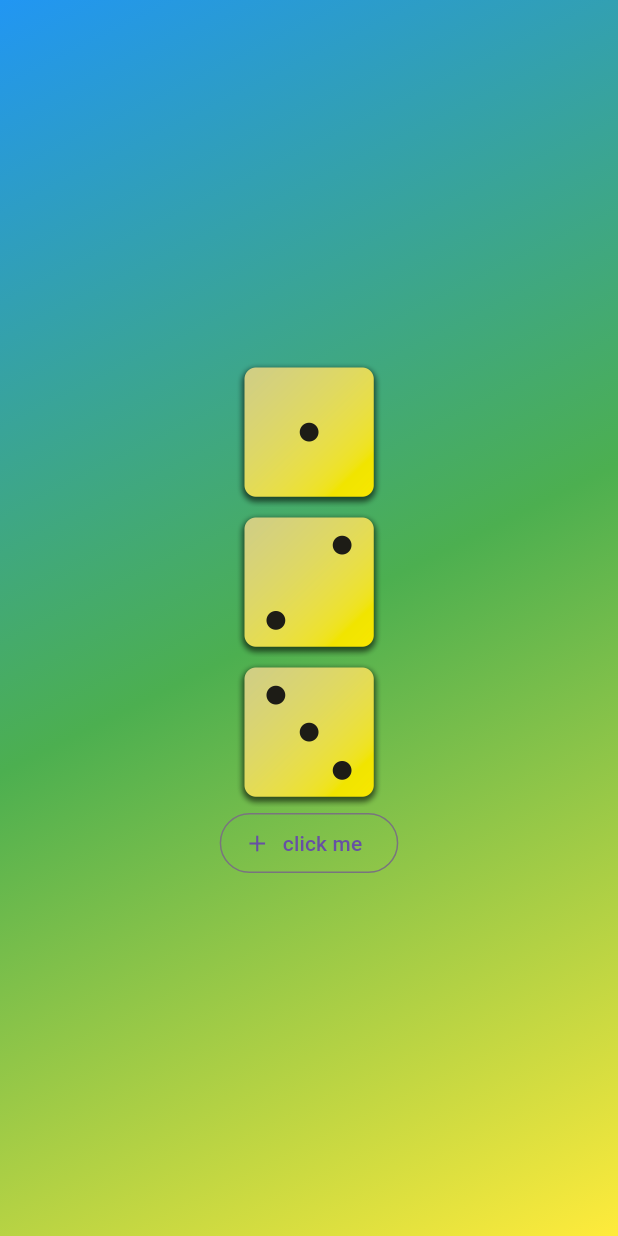
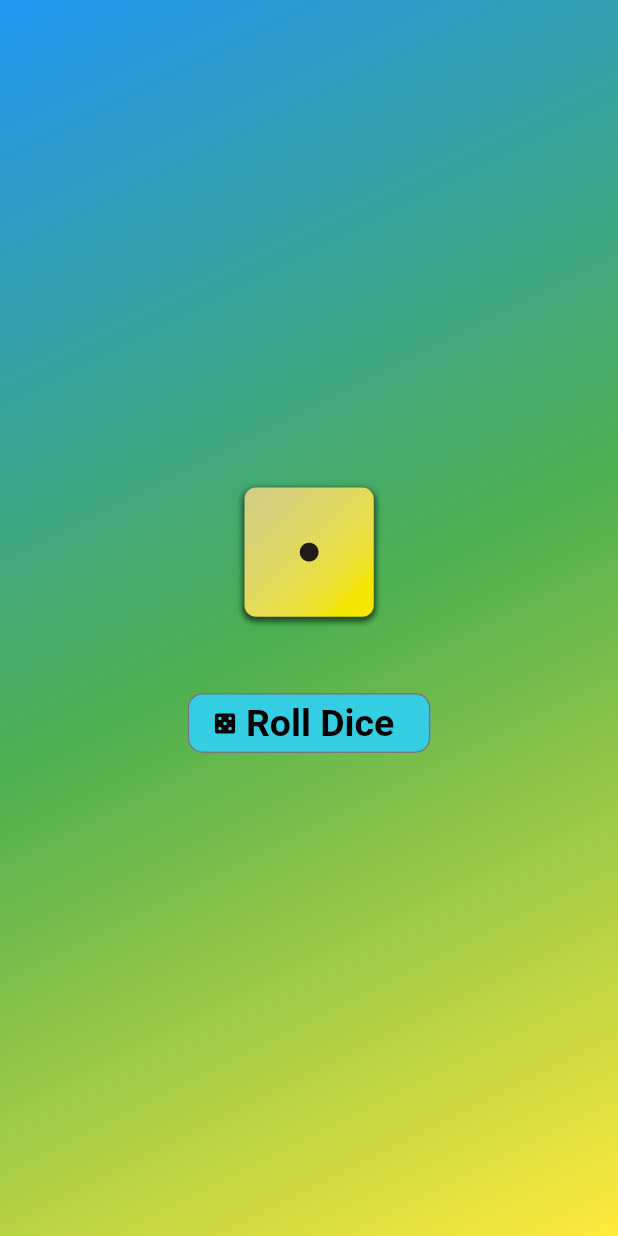
Before and after one commit to Azjob21/dice_roller, a Flutter app: the screen it shows after launch, on a phone screen of 412 x 824 dp. Run offline on Flutter 3.47's test engine with Material 3 defaults, Android fonts, the phone set to English and light mode, and no system bars.

Commit message:
finished random dice logic

```diff
--- a/lib/main.dart
+++ b/lib/main.dart
@@ -3,7 +3,7 @@ import 'my_container.dart';
 
 void main() {
   runApp(
-    const MaterialApp(
+    MaterialApp(
       home: Scaffold(
         // backgroundColor: Colors.cyan[200],
         body: MyContainer(colors: [
--- a/lib/my_container.dart
+++ b/lib/my_container.dart
@@ -1,22 +1,32 @@
 import 'dart:developer';
+import 'dart:math';
+import 'package:flutter/material.dart';
 
-import 'package:flutter/material.dart';
-import 'my_custom_text.dart';
-
-class MyContainer extends StatelessWidget {
+class MyContainer extends StatefulWidget {
   final List<Color> colors;
 
-  const MyContainer({
-    Key? key,
+  MyContainer({
+    super.key,
     required this.colors,
-  }) : super(key: key);
+  });
+
+  @override
+  State<MyContainer> createState() => _MyContainerState();
+}
+
+class _MyContainerState extends State<MyContainer> {
+  var image = Image.asset(
+    "images/dice-1.png",
+    width: 100,
+    height: 100,
+  );
 
   @override
   Widget build(BuildContext context) {
     return Container(
       decoration: BoxDecoration(
         gradient: LinearGradient(
-            colors: colors,
+            colors: widget.colors,
             begin: Alignment.topLeft,
             end: Alignment.bottomRight),
       ),
@@ -27,30 +37,41 @@ class MyContainer extends StatelessWidget {
             crossAxisAlignment: CrossAxisAlignment.center,
             mainAxisAlignment: MainAxisAlignment.center,
             children: [
-              Image.asset(
-                "images/dice-1.png",
-                width: 100,
-                height: 100,
-              ),
-              Image.asset(
-                "images/dice-2.png",
-                width: 100,
-                height: 100,
-              ),
-              Image.asset(
-                "images/dice-3.png",
-                width: 100,
-                height: 100,
+              image,
+              const SizedBox(
+                height: 40,
               ),
               OutlinedButton.icon(
-                label: const Text("click me"),
-                icon: const Icon(Icons.add),
+                style: OutlinedButton.styleFrom(
+                  foregroundColor: const Color.fromARGB(255, 0, 0, 0),
+                  backgroundColor: const Color.fromARGB(255, 52, 205, 225),
+                  shape: RoundedRectangleBorder(
+                    borderRadius: BorderRadius.circular(10),
+                  ),
+                  textStyle: const TextStyle(
+                    fontSize: 25,
+                    fontWeight: FontWeight.bold,
+                  ),
+                ),
+                label: const Text("Roll Dice"),
+                icon: const Icon(Icons.casino),
                 onPressed: () {
-                  log("clicked");
+                  rollDice();
                 },
               ),
             ],
           )),
     );
   }
+
+  void rollDice() {
+    var random = Random().nextInt(6) + 1;
+    setState(() {
+      image = Image.asset(
+        "images/dice-$random.png",
+        width: 100,
+        height: 100,
+      );
+    });
+  }
 }
```
